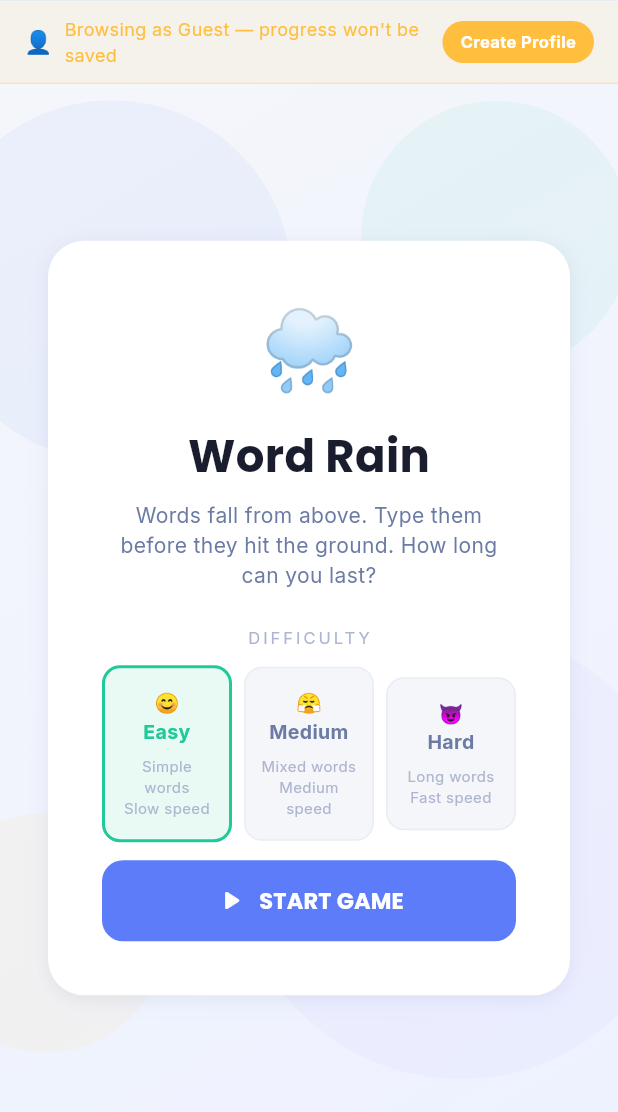
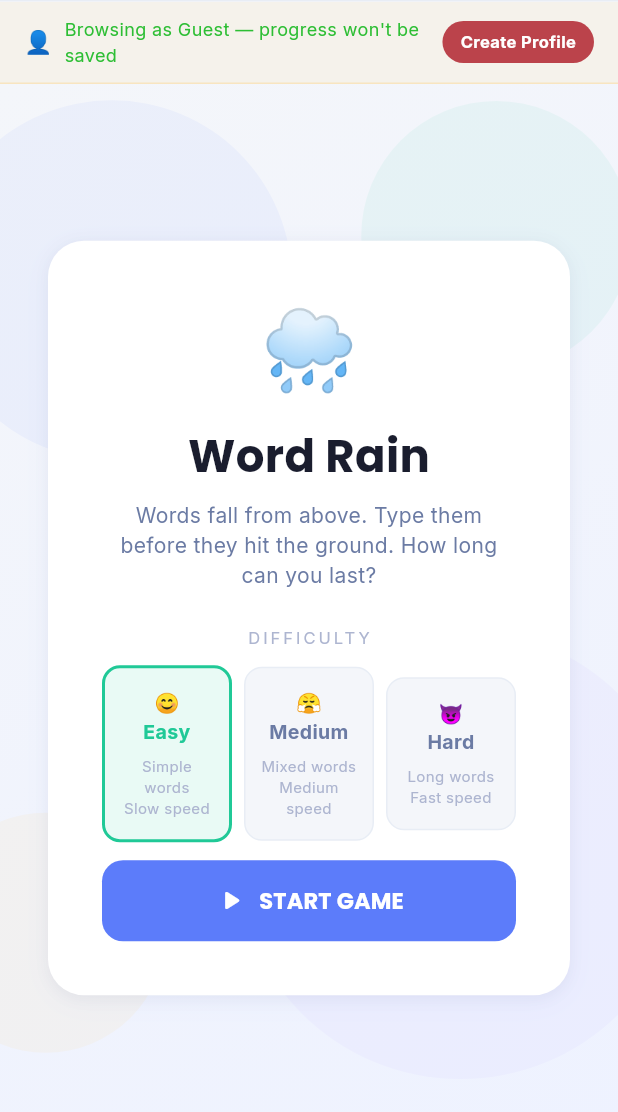
Before and after one commit to mynameisprem-pj/TypingQuest, a Flutter app: the screen it shows after launch, on a phone screen of 412 x 824 dp, the part 84-1196 px from its top. Run offline on Flutter 3.47's test engine with Material 3 defaults, Android fonts, the phone set to English and light mode, and no system bars; our stand-ins replace audioplayers, google_fonts, shared_preferences; accounts and stored records are empty.

Commit message:
Updated guest banner

```diff
--- a/lib/screens/home/home_screen.dart
+++ b/lib/screens/home/home_screen.dart
@@ -454,7 +454,7 @@ class _GuestBanner extends StatelessWidget {
         Expanded(
           child: Text(
             'Browsing as Guest — progress won\'t be saved',
-            style: AppTheme.body(12, color: AppTheme.gold),
+            style: AppTheme.body(12, color: const Color.fromARGB(255, 45, 190, 52)),
           ),
         ),
         const SizedBox(width: 8),
@@ -463,13 +463,13 @@ class _GuestBanner extends StatelessWidget {
           child: Container(
             padding: const EdgeInsets.symmetric(horizontal: 12, vertical: 6),
             decoration: BoxDecoration(
-              color: AppTheme.gold,
+              color: const Color.fromARGB(255, 187, 67, 75),
               borderRadius: BorderRadius.circular(20),
             ),
             child: Text(
               'Create Profile',
               style: AppTheme.body(11,
-                  color: Colors.white, weight: FontWeight.bold),
+                  color: const Color.fromARGB(255, 255, 255, 255), weight: FontWeight.bold),
             ),
           ),
         ),
```
